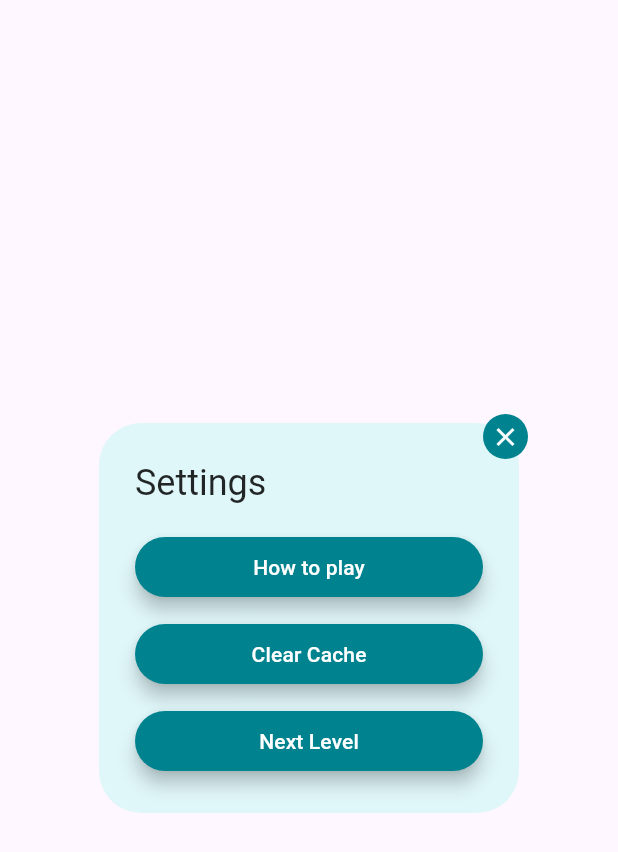
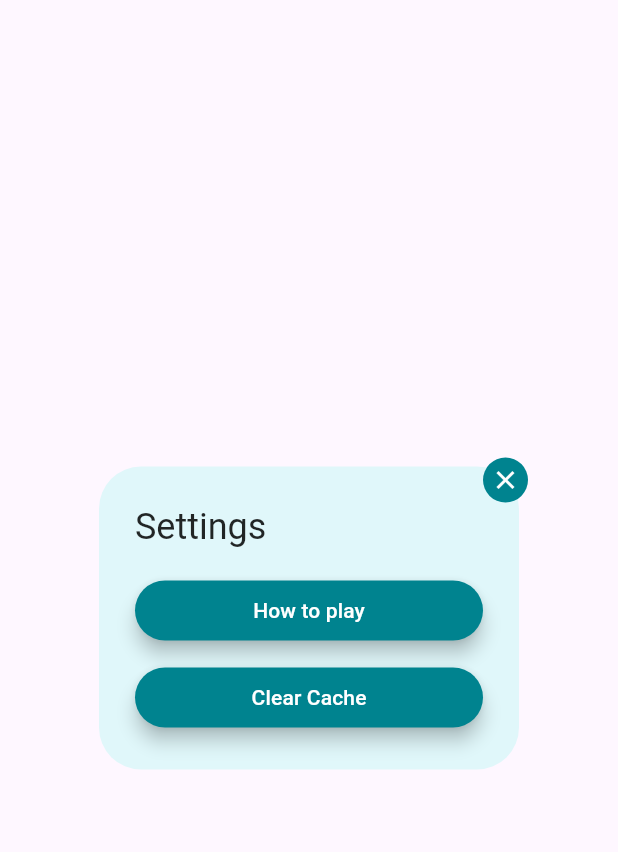
Before and after one commit to Luc1eSky/financial_literacy_game, a Flutter app: the SettingsDialog widget shown alone on an empty page, opened directly, on a phone screen of 412 x 824 dp. Shown: the top 852 px of the screen. Run offline on Flutter 3.47's test engine with Material 2 defaults, Android fonts, the phone set to English and light mode, and no system bars; our stand-ins replace auto_size_text, carousel_slider, cloud_firestore, confetti, device_info_plus, firebase_core and 2 more; missing offline and left inert: defer_pointer; accounts and stored records are empty; generated files the repository leaves out were written again.

Commit message:
Updates:
- removed option to move to next level via the setting menu

```diff
--- a/lib/presentation/widgets/settings_dialog.dart
+++ b/lib/presentation/widgets/settings_dialog.dart
@@ -3,7 +3,6 @@ import 'package:flutter/material.dart';
 import 'package:flutter_riverpod/flutter_riverpod.dart';
 import 'package:shared_preferences/shared_preferences.dart';
 
-import '../../domain/game_data_notifier.dart';
 import 'how_to_play_dialog.dart';
 import 'menu_dialog.dart';
 
@@ -50,19 +49,19 @@ class SettingsDialog extends ConsumerWidget {
             child: const Text('Clear Cache'),
           ),
 
-          const SizedBox(height: 10),
-          ElevatedButton(
-            style: ElevatedButton.styleFrom(
-              elevation: 5.0,
-              backgroundColor: ColorPalette().buttonBackground,
-              foregroundColor: ColorPalette().lightText,
-            ),
-            onPressed: () {
-              ref.read(gameDataNotifierProvider.notifier).moveToNextLevel();
-              Navigator.of(context).pop();
-            },
-            child: const Text('Next Level'),
-          ),
+          // const SizedBox(height: 10),
+          // ElevatedButton(
+          //   style: ElevatedButton.styleFrom(
+          //     elevation: 5.0,
+          //     backgroundColor: ColorPalette().buttonBackground,
+          //     foregroundColor: ColorPalette().lightText,
+          //   ),
+          //   onPressed: () {
+          //     ref.read(gameDataNotifierProvider.notifier).moveToNextLevel();
+          //     Navigator.of(context).pop();
+          //   },
+          //   child: const Text('Next Level'),
+          // ),
 
           // ElevatedButton(
           //   style: ElevatedButton.styleFrom(
```
Also changed, not shown: lib/presentation/widgets/sign_in_dialog.dart (+12 -2 lines).
